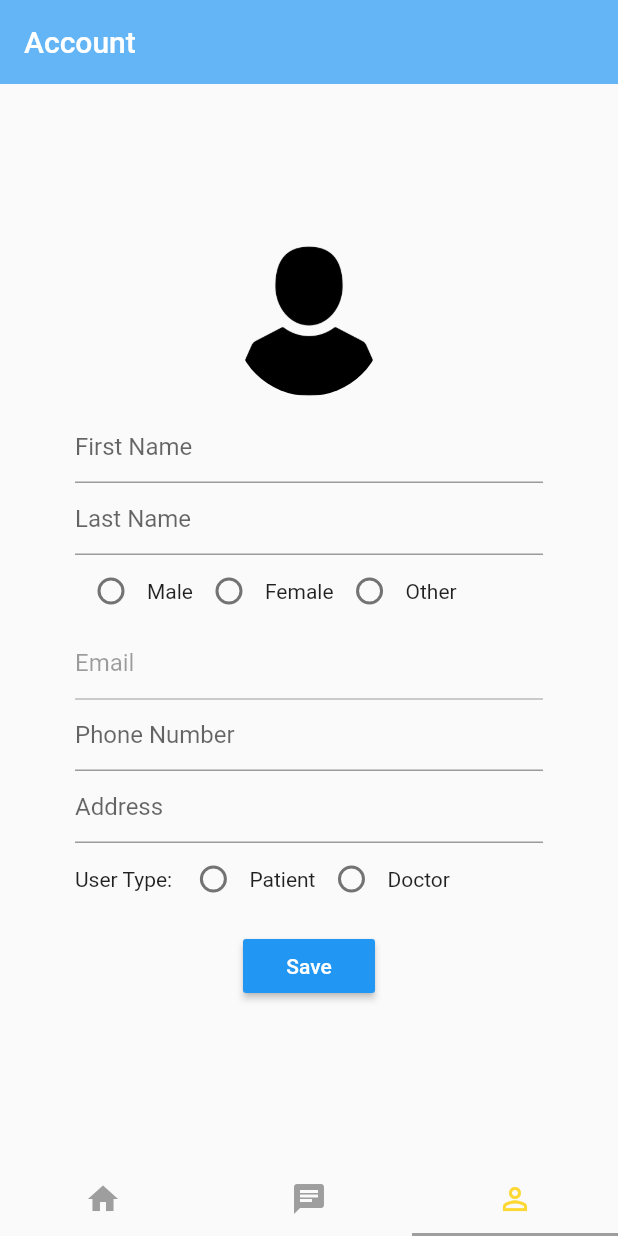
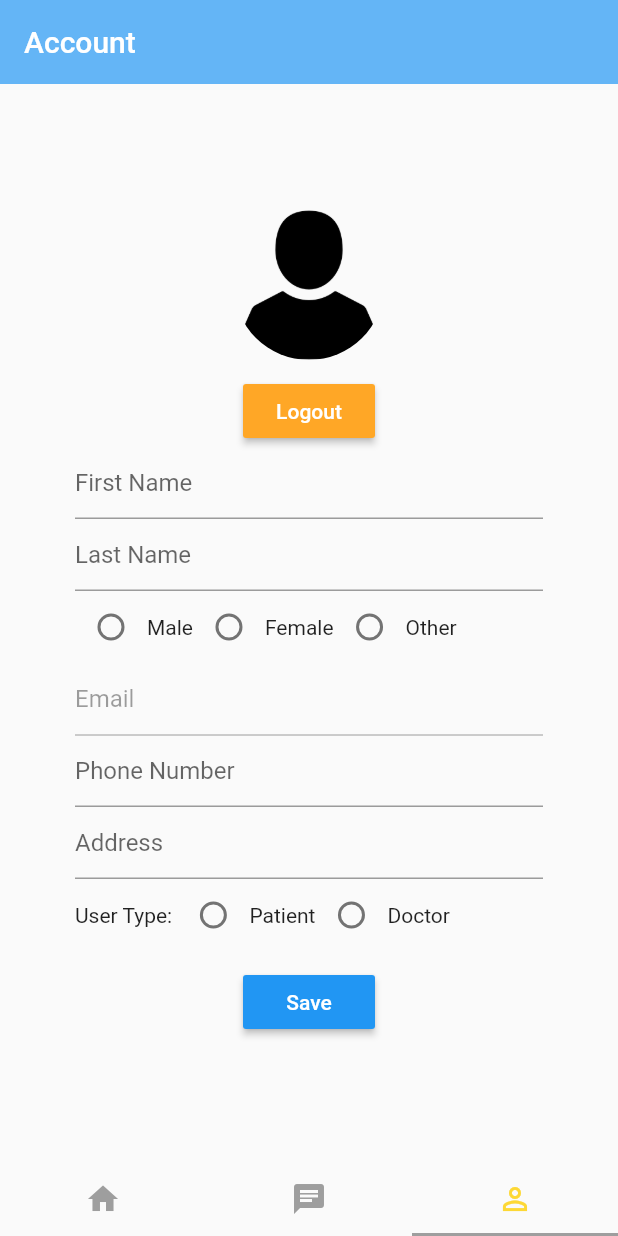
Before and after one commit to SabinaSubedi/knocknock, a Flutter app: the screen it shows once a user with an empty profile is signed in, item 3 of the bottom bar chosen, on a phone screen of 412 x 824 dp. Run offline on Flutter 3.47's test engine with Material 2 defaults, Android fonts, the phone set to English and light mode, and no system bars; our stand-ins replace cloud_firestore, country_code_picker, file_picker, firebase_auth, firebase_storage, flutter_html and 2 more; missing offline and left inert: audioplayer; accounts and stored records are empty; network calls fail; statements that could not run were skipped.

Commit message:
Implementented sign out

```diff
--- a/lib/screens/tab_content/account.dart
+++ b/lib/screens/tab_content/account.dart
@@ -75,6 +75,13 @@ class _AccountTabContentState extends State<AccountTabContent> {
 
                     SizedBox(
                       height: 10.0,
+                    ),
+
+                    RaisedButton(
+                      child: Text('Logout'),
+                      onPressed: () => FirebaseAuth.instance.signOut(),
+                      color: Colors.orange.shade400,
+                      textColor: Colors.white,
                     ),
 
                     Selector<ProfileInfoNotifier, bool>(
```
